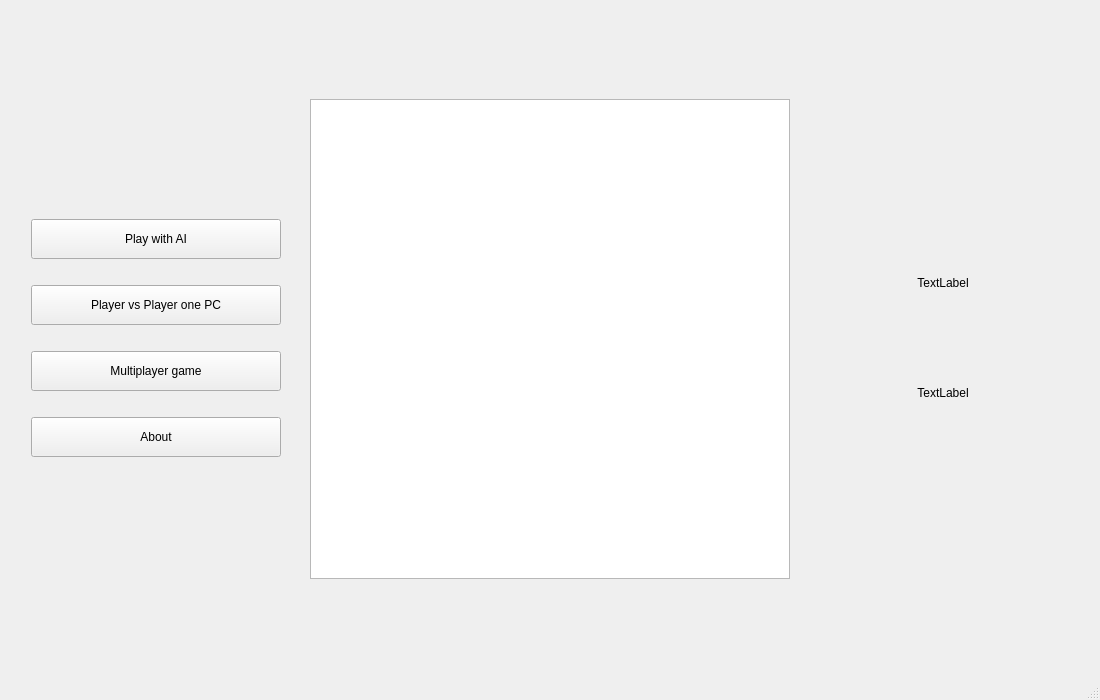
Before: the Qt Designer form mainwindow.ui in DmAlexx/chessVisualQT, drawn with Qt 5.
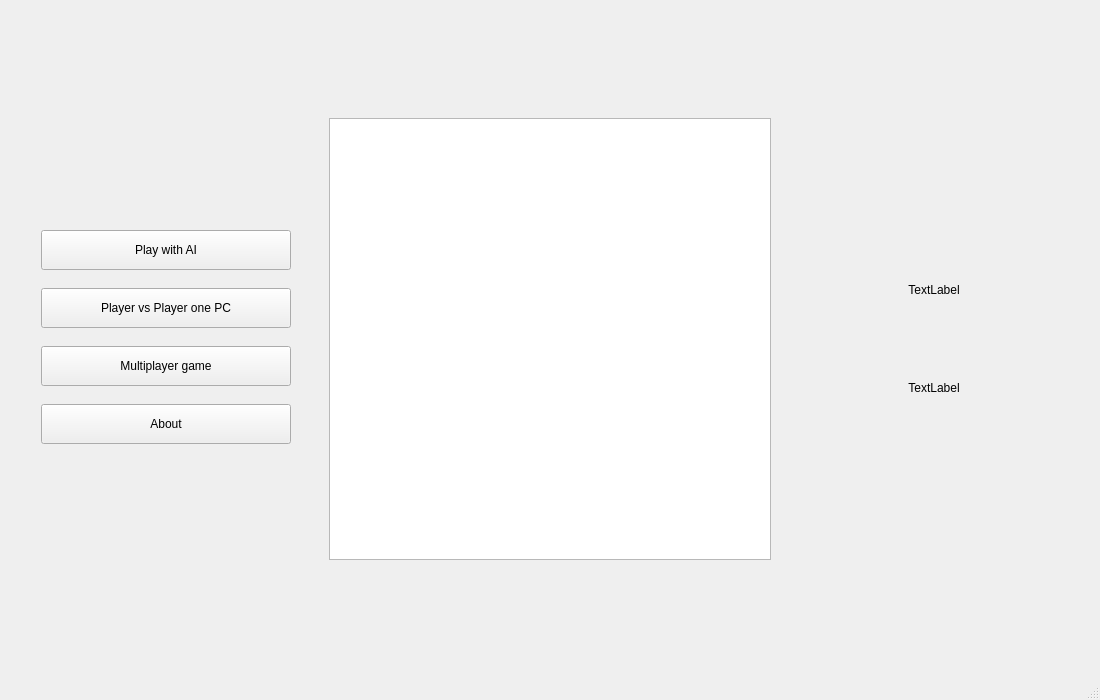
After: the same form once the commit is applied. Icons and pictures are not drawn.

The edit to the form file:
```diff
--- a/mainwindow.ui
+++ b/mainwindow.ui
@@ -222,14 +222,14 @@
       </property>
       <property name="minimumSize">
        <size>
-        <width>480</width>
-        <height>480</height>
+        <width>442</width>
+        <height>442</height>
        </size>
       </property>
       <property name="maximumSize">
        <size>
-        <width>480</width>
-        <height>480</height>
+        <width>442</width>
+        <height>442</height>
        </size>
       </property>
      </widget>
```
